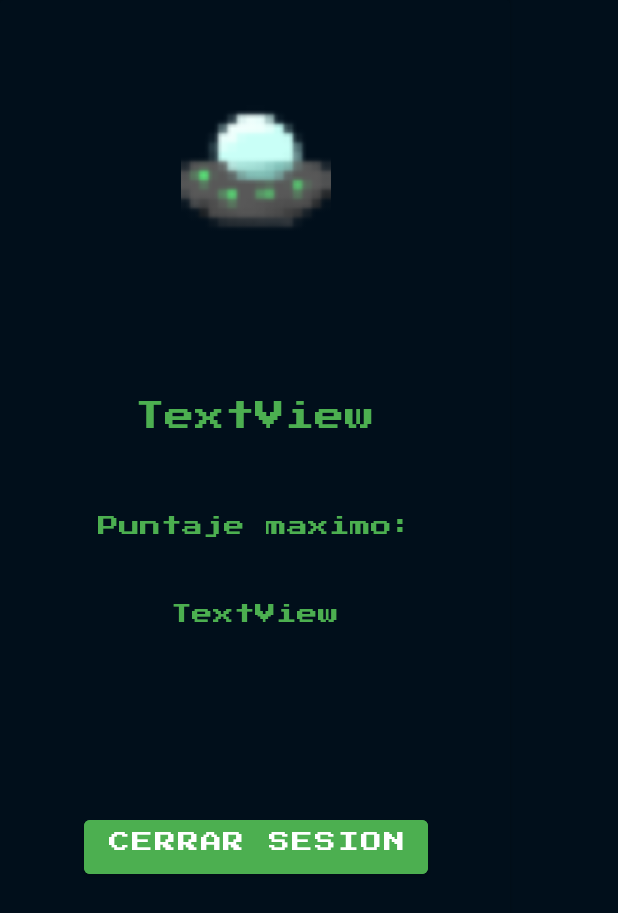
After one commit to Augus611/Proyecto-Final, an Android app: the Perfil screen opened directly, with no data from a screen before it, on a phone screen of 412 x 824 dp. The commit adds this screen. Shown: the top 913 px of the screen. Run offline under Robolectric (Android 15) with nearby library versions, the phone set to English and light mode, and no system bars.

Commit message:
Se agregó pantalla perfil

```diff
--- a/app/src/main/AndroidManifest.xml
+++ b/app/src/main/AndroidManifest.xml
@@ -15,6 +15,9 @@
         android:supportsRtl="true"
         android:theme="@style/Theme.ProyectoFinal"
         tools:targetApi="31">
+        <activity
+            android:name=".Perfil"
+            android:exported="false" />
         <activity
             android:name=".PuntajesMaximos"
             android:exported="false" />
--- /dev/null
+++ b/app/src/main/java/com/grupo4/proyectofinal/Perfil.kt
@@ -0,0 +1,11 @@
+package com.grupo4.proyectofinal
+
+import androidx.appcompat.app.AppCompatActivity
+import android.os.Bundle
+
+class Perfil : AppCompatActivity() {
+    override fun onCreate(savedInstanceState: Bundle?) {
+        super.onCreate(savedInstanceState)
+        setContentView(R.layout.activity_perfil)
+    }
+}
--- a/app/src/main/res/layout/activity_login.xml
+++ b/app/src/main/res/layout/activity_login.xml
@@ -22,8 +22,8 @@
 
             <TextView
                 android:id="@+id/textView"
-                android:layout_width="298dp"
-                android:layout_height="75dp"
+                android:layout_width="342dp"
+                android:layout_height="79dp"
                 android:fontFamily="@font/pressstart_normal"
                 android:gravity="center"
                 android:text="ASTEROID"
@@ -37,16 +37,16 @@
                 app:layout_constraintVertical_bias="0.256" />
 
             <ImageView
-                android:id="@+id/imageView"
-                android:layout_width="94dp"
-                android:layout_height="86dp"
+                android:id="@+id/imageView2"
+                android:layout_width="83dp"
+                android:layout_height="67dp"
                 app:layout_constraintBottom_toBottomOf="parent"
                 app:layout_constraintEnd_toEndOf="parent"
-                app:layout_constraintHorizontal_bias="0.498"
                 app:layout_constraintStart_toStartOf="parent"
                 app:layout_constraintTop_toBottomOf="@+id/textView"
-                app:layout_constraintVertical_bias="0.466"
-                tools:srcCompat="@tools:sample/avatars" />
+                app:layout_constraintVertical_bias="0.869"
+                app:srcCompat="@drawable/spaceship" />
+
         </androidx.constraintlayout.widget.ConstraintLayout>
 
     </androidx.cardview.widget.CardView>
--- /dev/null
+++ b/app/src/main/res/layout/activity_perfil.xml
@@ -0,0 +1,95 @@
+<?xml version="1.0" encoding="utf-8"?>
+<androidx.constraintlayout.widget.ConstraintLayout xmlns:android="http://schemas.android.com/apk/res/android"
+    xmlns:app="http://schemas.android.com/apk/res-auto"
+    xmlns:tools="http://schemas.android.com/tools"
+    android:layout_width="match_parent"
+    android:layout_height="match_parent"
+    android:background="#010F1B"
+    tools:context=".Perfil">
+
+    <androidx.cardview.widget.CardView
+        android:layout_width="340dp"
+        android:layout_height="642dp"
+        app:cardBackgroundColor="#010F1B"
+        tools:layout_editor_absoluteX="35dp"
+        tools:layout_editor_absoluteY="44dp" >
+
+        <androidx.constraintlayout.widget.ConstraintLayout
+            android:layout_width="match_parent"
+            android:layout_height="match_parent">
+
+            <TextView
+                android:id="@+id/NombreUsuario"
+                android:layout_width="254dp"
+                android:layout_height="48dp"
+                android:layout_marginTop="80dp"
+                android:fontFamily="@font/pressstart_normal"
+                android:gravity="center"
+                android:text="TextView"
+                android:textColor="#4CAF50"
+                android:textSize="20sp"
+                app:layout_constraintBottom_toBottomOf="parent"
+                app:layout_constraintEnd_toEndOf="parent"
+                app:layout_constraintStart_toStartOf="parent"
+                app:layout_constraintTop_toBottomOf="@+id/ImagenPerfil"
+                app:layout_constraintVertical_bias="0.023" />
+
+            <ImageView
+                android:id="@+id/ImagenPerfil"
+                android:layout_width="123dp"
+                android:layout_height="100dp"
+                app:layout_constraintBottom_toBottomOf="parent"
+                app:layout_constraintEnd_toEndOf="parent"
+                app:layout_constraintHorizontal_bias="0.502"
+                app:layout_constraintStart_toStartOf="parent"
+                app:layout_constraintTop_toTopOf="parent"
+                app:layout_constraintVertical_bias="0.129"
+                app:srcCompat="@drawable/spaceship" />
+
+            <TextView
+                android:id="@+id/LabelDesc"
+                android:layout_width="230dp"
+                android:layout_height="36dp"
+                android:fontFamily="@font/pressstart_normal"
+                android:gravity="center"
+                android:text="Puntaje maximo:"
+                android:textColor="#4CAF50"
+                app:layout_constraintBottom_toBottomOf="parent"
+                app:layout_constraintEnd_toEndOf="parent"
+                app:layout_constraintStart_toStartOf="parent"
+                app:layout_constraintTop_toBottomOf="@+id/NombreUsuario"
+                app:layout_constraintVertical_bias="0.1" />
+
+            <TextView
+                android:id="@+id/PuntajeMaximo"
+                android:layout_width="118dp"
+                android:layout_height="49dp"
+                android:layout_marginTop="16dp"
+                android:fontFamily="@font/pressstart_normal"
+                android:gravity="center"
+                android:text="TextView"
+                android:textColor="#4CAF50"
+                app:layout_constraintBottom_toBottomOf="parent"
+                app:layout_constraintEnd_toEndOf="parent"
+                app:layout_constraintStart_toStartOf="parent"
+                app:layout_constraintTop_toBottomOf="@+id/LabelDesc"
+                app:layout_constraintVertical_bias="0.0" />
+
+            <Button
+                android:id="@+id/button4"
+                android:layout_width="wrap_content"
+                android:layout_height="wrap_content"
+                android:backgroundTint="#4CAF50"
+                android:fontFamily="@font/pressstart_normal"
+                android:text="Cerrar sesion"
+                android:textColor="#FFFFFF"
+                android:textSize="14sp"
+                app:layout_constraintBottom_toBottomOf="parent"
+                app:layout_constraintEnd_toEndOf="parent"
+                app:layout_constraintHorizontal_bias="0.509"
+                app:layout_constraintStart_toStartOf="parent"
+                app:layout_constraintTop_toBottomOf="@+id/PuntajeMaximo"
+                app:layout_constraintVertical_bias="0.661" />
+        </androidx.constraintlayout.widget.ConstraintLayout>
+    </androidx.cardview.widget.CardView>
+</androidx.constraintlayout.widget.ConstraintLayout>
```
